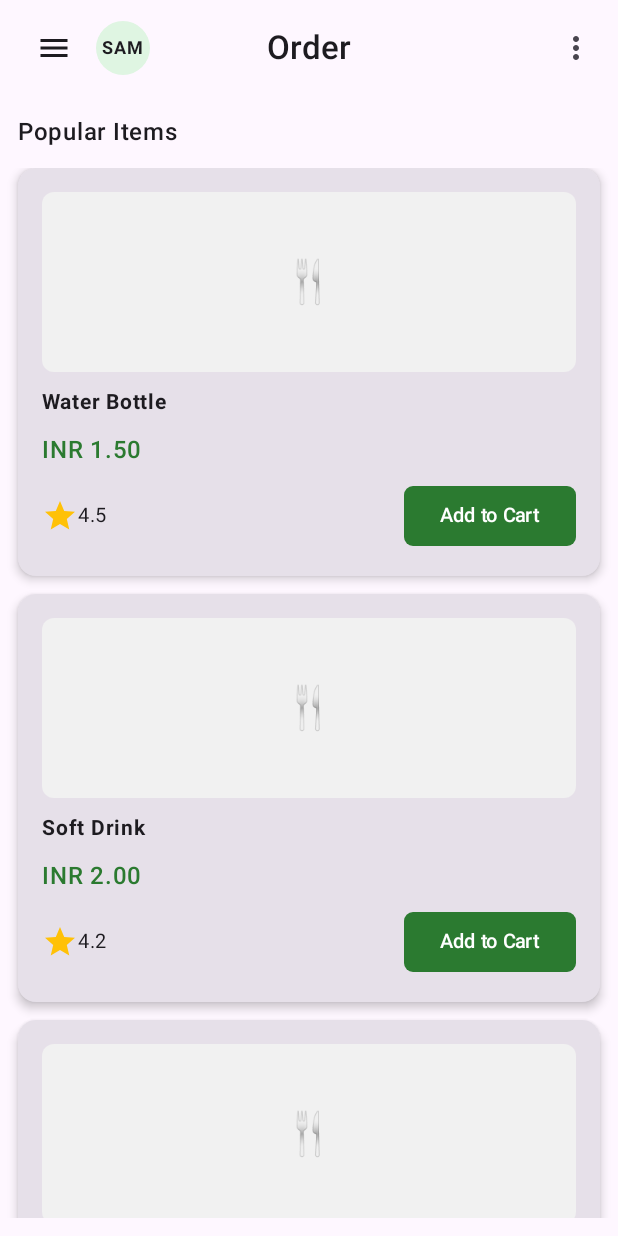
After one commit to NoobofCoding/Food_Credit_1.5, an Android app built with Jetpack Compose: the OrderScreen screen opened through its navigation route, on a phone screen of 412 x 824 dp. The commit adds this screen. Run offline under Robolectric (Android 15) with nearby library versions, the phone set to English and light mode, and no system bars.

Commit message:
sujeeth did this by 1

```diff
--- a/app/src/main/java/com/example/foodcredit15/MainActivity.kt
+++ b/app/src/main/java/com/example/foodcredit15/MainActivity.kt
@@ -13,6 +13,9 @@ import com.example.foodcredit15.ui.screens.UserLoginScreen
 import com.example.foodcredit15.ui.screens.EmployeeLoginScreen
 import com.example.foodcredit15.ui.screens.SplashScreen
 import com.example.foodcredit15.ui.internals.DashboardScreen
+import com.example.foodcredit15.ui.internals.AccountScreen
+import com.example.foodcredit15.ui.internals.OrderScreen
+
 class MainActivity : ComponentActivity() {
     override fun onCreate(savedInstanceState: Bundle?) {
         super.onCreate(savedInstanceState)
@@ -25,9 +28,6 @@ class MainActivity : ComponentActivity() {
                         startDestination = "splash"
                     )
                     {
-                        {
-                    }
-
                         composable("splash") {
                             SplashScreen(navController)
                         }
@@ -43,6 +43,12 @@ class MainActivity : ComponentActivity() {
                         composable("dashboard") {
                             DashboardScreen(navController)
                         }
+                        composable("accountscreen") {
+                            AccountScreen(navController)
+                        }
+                        composable("orderscreen") {
+                            OrderScreen(navController)
+                        }
                     }
                 }
             }
--- /dev/null
+++ b/app/src/main/java/com/example/foodcredit15/ui/internals/OrderScreen.kt
@@ -0,0 +1,143 @@
+package com.example.foodcredit15.ui.internals
+
+import androidx.compose.foundation.background
+import androidx.compose.foundation.layout.*
+import androidx.compose.foundation.lazy.LazyColumn
+import androidx.compose.foundation.lazy.items
+import androidx.compose.foundation.shape.CircleShape
+import androidx.compose.foundation.shape.RoundedCornerShape
+import androidx.compose.material.icons.Icons
+import androidx.compose.material.icons.filled.Menu
+import androidx.compose.material.icons.filled.MoreVert
+import androidx.compose.material.icons.filled.Star
+import androidx.compose.material3.*
+import androidx.compose.runtime.Composable
+import androidx.compose.ui.Alignment
+import androidx.compose.ui.Modifier
+import androidx.compose.ui.draw.clip
+import androidx.compose.ui.graphics.Color
+import androidx.compose.ui.text.font.FontWeight
+import androidx.compose.ui.unit.dp
+import androidx.compose.ui.unit.sp
+import androidx.navigation.NavController
+
+/* ------------------------- DATA CLASS ------------------------- */
+data class FoodItem(
+    val name: String,
+    val price: String,
+    val rating: Double
+)
+
+/* ------------------------- ORDER SCREEN ------------------------- */
+@OptIn(ExperimentalMaterial3Api::class)
+@Composable
+fun OrderScreen(
+    navController: NavController,
+    userInitials: String = "SAM"
+) {
+    val foodItems = listOf(
+        FoodItem("Water Bottle", "INR 1.50", 4.5),
+        FoodItem("Soft Drink", "INR 2.00", 4.2),
+        FoodItem("Burger", "INR 5.00", 4.8),
+        FoodItem("Pizza Slice", "INR 3.50", 4.6)
+    )
+
+    Scaffold(
+        topBar = {
+            CenterAlignedTopAppBar(
+                title = { Text("Order", fontWeight = FontWeight.SemiBold) },
+                navigationIcon = {
+                    Row(
+                        verticalAlignment = Alignment.CenterVertically,
+                        modifier = Modifier.padding(start = 8.dp)
+                    ) {
+                        IconButton(onClick = { /* Drawer action */ }) {
+                            Icon(Icons.Default.Menu, contentDescription = "Menu")
+                        }
+                        Box(
+                            modifier = Modifier
+                                .padding(start = 4.dp)
+                                .size(36.dp)
+                                .clip(CircleShape)
+                                .background(Color(0xFFDFF5E2)),
+                            contentAlignment = Alignment.Center
+                        ) {
+                            Text(userInitials, fontSize = 12.sp, fontWeight = FontWeight.Bold)
+                        }
+                    }
+                },
+                actions = {
+                    IconButton(onClick = { }) {
+                        Icon(Icons.Default.MoreVert, contentDescription = "More")
+                    }
+                }
+            )
+        }
+    ) { padding ->
+        Column(
+            modifier = Modifier
+                .fillMaxSize()
+                .padding(padding)
+                .padding(12.dp)
+        ) {
+            Text("Popular Items", fontWeight = FontWeight.SemiBold, fontSize = 16.sp)
+
+            Spacer(modifier = Modifier.height(12.dp))
+
+            LazyColumn(verticalArrangement = Arrangement.spacedBy(12.dp)) {
+                items(foodItems) { item ->
+                    FoodItemCard(item)
+                }
+            }
+        }
+    }
+}
+
+/* ------------------------- FOOD CARD ------------------------- */
+@Composable
+fun FoodItemCard(item: FoodItem) {
+    Card(
+        modifier = Modifier.fillMaxWidth(),
+        shape = RoundedCornerShape(12.dp),
+        elevation = CardDefaults.cardElevation(4.dp)
+    ) {
+        Column(
+            modifier = Modifier.padding(16.dp),
+            verticalArrangement = Arrangement.spacedBy(8.dp)
+        ) {
+            // Placeholder image box
+            Box(
+                modifier = Modifier
+                    .fillMaxWidth()
+                    .height(120.dp)
+                    .clip(RoundedCornerShape(8.dp))
+                    .background(Color(0xFFF1F1F1)),
+                contentAlignment = Alignment.Center
+            ) {
+                Text("🍴", fontSize = 28.sp, color = Color.Gray)
+            }
+
+            Text(item.name, fontWeight = FontWeight.Bold, fontSize = 14.sp)
+            Text(item.price, fontWeight = FontWeight.SemiBold, color = Color(0xFF2B7A30))
+
+            Row(
+                modifier = Modifier.fillMaxWidth(),
+                horizontalArrangement = Arrangement.SpaceBetween,
+                verticalAlignment = Alignment.CenterVertically
+            ) {
+                Row(verticalAlignment = Alignment.CenterVertically) {
+                    Icon(Icons.Default.Star, contentDescription = "Rating", tint = Color(0xFFFFC107))
+                    Text(item.rating.toString(), fontSize = 13.sp)
+                }
+
+                Button(
+                    onClick = { /* Add to cart logic */ },
+                    shape = RoundedCornerShape(6.dp),
+                    colors = ButtonDefaults.buttonColors(containerColor = Color(0xFF2B7A30))
+                ) {
+                    Text("Add to Cart", fontSize = 13.sp, color = Color.White)
+                }
+            }
+        }
+    }
+}
```
Also changed, not shown: app/src/main/java/com/example/foodcredit15/ui/internals/AccountScreen.kt (added, +143 -0 lines), app/src/main/java/com/example/foodcredit15/ui/internals/dashbord.kt (+13 -16 lines).
